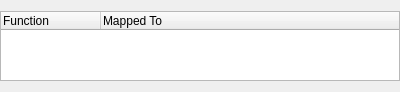
Before: the Qt Designer form src/Preferences/KeyboardMapWidget.ui in HobbitHacker/Q3270, drawn with Qt 5.
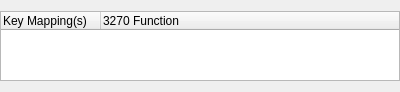
After: the same form once the commit is applied.

Commit message:
Handle Ctrl keys in Keyboard mapper
The keyboard remap dialog didn't support left-Ctrl and right-Ctrl keys as keys in their own right (ie, they needed to be Ctrl+A for example). Extend QKeySequence to handle those keys.

```diff
--- a/src/Preferences/KeyboardMapWidget.ui
+++ b/src/Preferences/KeyboardMapWidget.ui
@@ -55,6 +55,9 @@
      <property name="selectionBehavior">
       <enum>QAbstractItemView::SelectRows</enum>
      </property>
+     <property name="sortingEnabled">
+      <bool>true</bool>
+     </property>
      <attribute name="horizontalHeaderHighlightSections">
       <bool>false</bool>
      </attribute>
@@ -66,7 +69,7 @@
      </attribute>
      <column>
       <property name="text">
-       <string>Function</string>
+       <string>Key Mapping(s)</string>
       </property>
       <property name="textAlignment">
        <set>AlignLeading|AlignVCenter</set>
@@ -74,7 +77,7 @@
      </column>
      <column>
       <property name="text">
-       <string>Mapped To</string>
+       <string>3270 Function</string>
       </property>
       <property name="textAlignment">
        <set>AlignLeading|AlignVCenter</set>
```
The commit also changes 9 other files.
